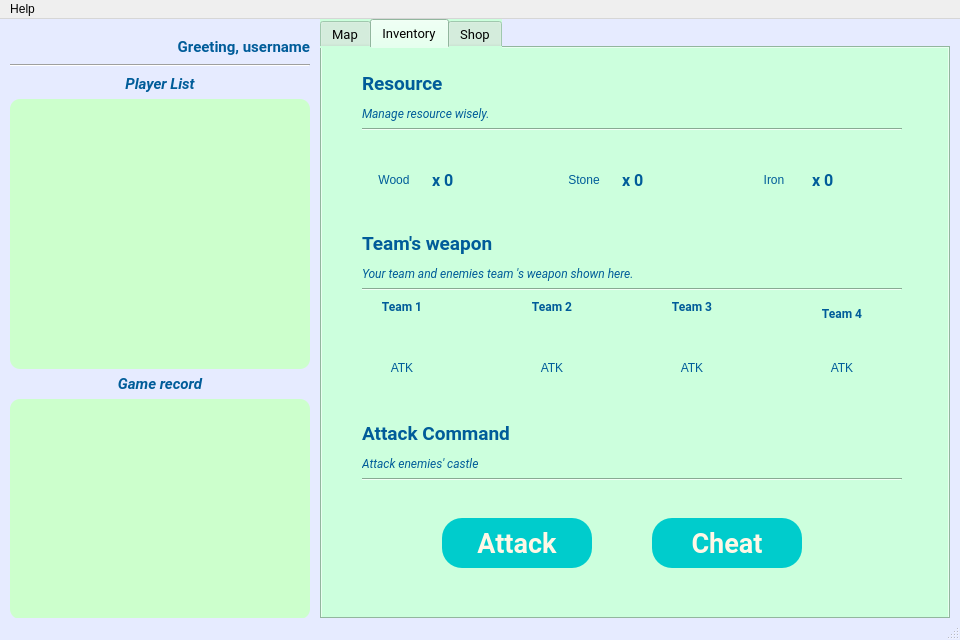
tinhphantrong0612/networkprogramming, file client/Client_UI/stagegame.ui: the form before one commit.
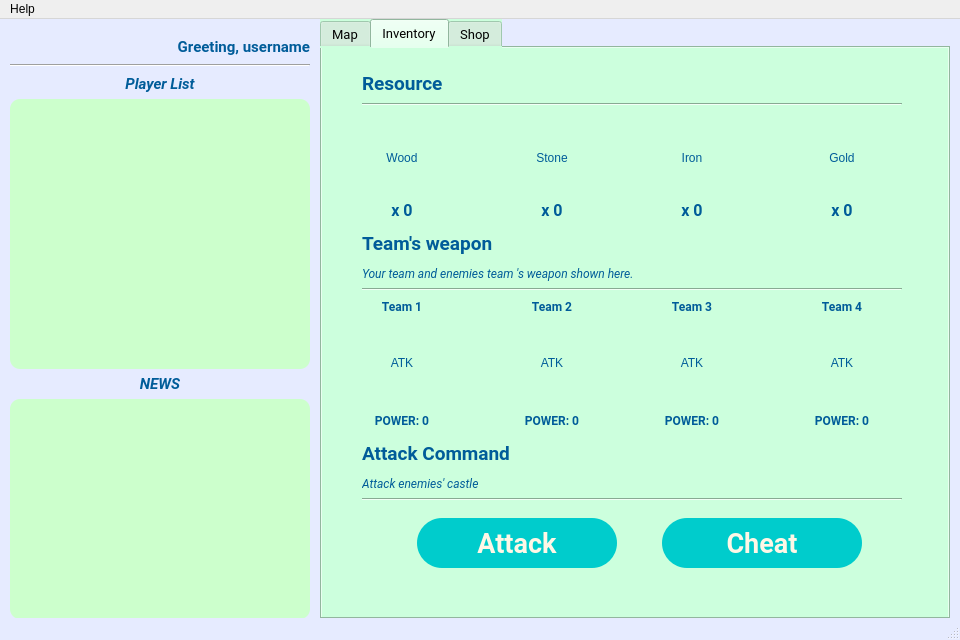
The form after the commit. The open tabs and pages were chosen to show the change.

Commit message: * UPDATE 2/7: </br>Add Server_HoangLong: sync and test "timely update" & "end game" function </br>Client prevents consecutive attack from a player with 30s interval </br>Fix some UI display </br>Current bugs: 0

```diff
--- a/client/Client_UI/stagegame.ui
+++ b/client/Client_UI/stagegame.ui
@@ -40,6 +40,11 @@
         background-color: #000066;
 }
 
+QPushButton:disabled {
+        color: #ffff66;
+        background-color: #ffff66;
+}
+
 QLineEdit {
         background-color: #b3ecff;
         border-radius: 15;
@@ -126,6 +131,10 @@
         background-color: #000066;
 }
 
+QPushButton: disabled {
+		background-color:#ff6666;
+}
+
 QWidget#mapTabPage {
         background-image:
 }</string>
@@ -967,26 +976,6 @@
        <string>Team's weapon</string>
       </property>
      </widget>
-     <widget class="QLabel" name="miniText2_1">
-      <property name="geometry">
-       <rect>
-        <x>40</x>
-        <y>50</y>
-        <width>451</width>
-        <height>30</height>
-       </rect>
-      </property>
-      <property name="font">
-       <font>
-        <family>Roboto</family>
-        <pointsize>9</pointsize>
-        <italic>true</italic>
-       </font>
-      </property>
-      <property name="text">
-       <string>Manage resource wisely. </string>
-      </property>
-     </widget>
      <widget class="QLabel" name="miniText2_2">
       <property name="geometry">
        <rect>
@@ -1011,7 +1000,7 @@
       <property name="geometry">
        <rect>
         <x>40</x>
-        <y>80</y>
+        <y>55</y>
         <width>540</width>
         <height>3</height>
        </rect>
@@ -1037,9 +1026,9 @@
       <property name="geometry">
        <rect>
         <x>40</x>
-        <y>100</y>
-        <width>64</width>
-        <height>64</height>
+        <y>70</y>
+        <width>80</width>
+        <height>80</height>
        </rect>
       </property>
       <property name="styleSheet">
@@ -1055,10 +1044,10 @@
      <widget class="QLabel" name="imgStone">
       <property name="geometry">
        <rect>
-        <x>230</x>
-        <y>100</y>
-        <width>64</width>
-        <height>64</height>
+        <x>190</x>
+        <y>70</y>
+        <width>80</width>
+        <height>80</height>
        </rect>
       </property>
       <property name="styleSheet">
@@ -1074,10 +1063,10 @@
      <widget class="QLabel" name="imgIron">
       <property name="geometry">
        <rect>
-        <x>420</x>
-        <y>100</y>
-        <width>64</width>
-        <height>64</height>
+        <x>330</x>
+        <y>70</y>
+        <width>80</width>
+        <height>80</height>
        </rect>
       </property>
       <property name="styleSheet">
@@ -1093,8 +1082,8 @@
      <widget class="QLabel" name="labelWoodResource">
       <property name="geometry">
        <rect>
-        <x>110</x>
-        <y>120</y>
+        <x>30</x>
+        <y>150</y>
         <width>100</width>
         <height>25</height>
        </rect>
@@ -1110,12 +1099,15 @@
       <property name="text">
        <string>x 0</string>
       </property>
+      <property name="alignment">
+       <set>Qt::AlignCenter</set>
+      </property>
      </widget>
      <widget class="QLabel" name="labelStoneResource">
       <property name="geometry">
        <rect>
-        <x>300</x>
-        <y>120</y>
+        <x>180</x>
+        <y>150</y>
         <width>100</width>
         <height>25</height>
        </rect>
@@ -1131,12 +1123,15 @@
       <property name="text">
        <string>x 0</string>
       </property>
+      <property name="alignment">
+       <set>Qt::AlignCenter</set>
+      </property>
      </widget>
      <widget class="QLabel" name="labelIronResource">
       <property name="geometry">
        <rect>
-        <x>490</x>
-        <y>120</y>
+        <x>320</x>
+        <y>150</y>
         <width>100</width>
         <height>25</height>
        </rect>
@@ -1152,12 +1147,15 @@
       <property name="text">
        <string>x 0</string>
       </property>
+      <property name="alignment">
+       <set>Qt::AlignCenter</set>
+      </property>
      </widget>
      <widget class="QLabel" name="equipment_atk_1">
       <property name="geometry">
        <rect>
         <x>40</x>
-        <y>280</y>
+        <y>275</y>
         <width>80</width>
         <height>80</height>
        </rect>
@@ -1173,7 +1171,7 @@
       <property name="geometry">
        <rect>
         <x>190</x>
-        <y>280</y>
+        <y>275</y>
         <width>80</width>
         <height>80</height>
        </rect>
@@ -1189,7 +1187,7 @@
       <property name="geometry">
        <rect>
         <x>330</x>
-        <y>280</y>
+        <y>275</y>
         <width>80</width>
         <height>80</height>
        </rect>
@@ -1205,7 +1203,7 @@
       <property name="geometry">
        <rect>
         <x>480</x>
-        <y>280</y>
+        <y>275</y>
         <width>80</width>
         <height>80</height>
        </rect>
@@ -1218,11 +1216,14 @@
       </property>
      </widget>
      <widget class="QPushButton" name="buttonAttack">
+      <property name="enabled">
+       <bool>true</bool>
+      </property>
       <property name="geometry">
        <rect>
-        <x>120</x>
+        <x>95</x>
         <y>470</y>
-        <width>150</width>
+        <width>200</width>
         <height>50</height>
        </rect>
       </property>
@@ -1236,31 +1237,20 @@
        </font>
       </property>
       <property name="styleSheet">
-       <string notr="true">QPushButton {
-        background-color: #00cccc;
-        color: #fff7e6 ;
-        border-radius: 20;
-}
-
-QPushButton:hover {
-        color: #fff7e6 ;
-        background-color: #002e4d;
-}
-
-QPushButton:pressed {
-        color: #fff7e6 ;
-        background-color: #000066;
-}</string>
+       <string notr="true"/>
       </property>
       <property name="text">
        <string>Attack</string>
       </property>
+      <property name="checkable">
+       <bool>false</bool>
+      </property>
      </widget>
      <widget class="QLabel" name="text2_4">
       <property name="geometry">
        <rect>
         <x>40</x>
-        <y>370</y>
+        <y>390</y>
         <width>301</width>
         <height>30</height>
        </rect>
@@ -1281,7 +1271,7 @@
       <property name="geometry">
        <rect>
         <x>40</x>
-        <y>400</y>
+        <y>420</y>
         <width>450</width>
         <height>30</height>
        </rect>
@@ -1301,7 +1291,7 @@
       <property name="geometry">
        <rect>
         <x>40</x>
-        <y>430</y>
+        <y>450</y>
         <width>540</width>
         <height>3</height>
        </rect>
@@ -1313,9 +1303,9 @@
      <widget class="QPushButton" name="buttonCheat">
       <property name="geometry">
        <rect>
-        <x>330</x>
+        <x>340</x>
         <y>470</y>
-        <width>150</width>
+        <width>200</width>
         <height>50</height>
        </rect>
       </property>
@@ -1329,21 +1319,7 @@
        </font>
       </property>
       <property name="styleSheet">
-       <string notr="true">QPushButton {
-        background-color: #00cccc;
-        color: #fff7e6 ;
-        border-radius: 20;
-}
-
-QPushButton:hover {
-        color: #fff7e6 ;
-        background-color: #002e4d;
-}
-
-QPushButton:pressed {
-        color: #fff7e6 ;
-        background-color: #000066;
-}</string>
+       <string notr="true"/>
       </property>
       <property name="text">
        <string>Cheat</string>
@@ -1378,7 +1354,7 @@
       <property name="geometry">
        <rect>
         <x>495</x>
-        <y>250</y>
+        <y>243</y>
         <width>50</width>
         <height>30</height>
        </rect>
@@ -1449,6 +1425,149 @@
        <set>Qt::AlignCenter</set>
       </property>
      </widget>
+     <widget class="QLabel" name="labelAtk_team1">
+      <property name="geometry">
+       <rect>
+        <x>30</x>
+        <y>360</y>
+        <width>100</width>
+        <height>25</height>
+       </rect>
+      </property>
+      <property name="font">
+       <font>
+        <family>Roboto</family>
+        <pointsize>9</pointsize>
+        <weight>75</weight>
+        <italic>false</italic>
+        <bold>true</bold>
+       </font>
+      </property>
+      <property name="text">
+       <string>POWER: 0</string>
+      </property>
+      <property name="alignment">
+       <set>Qt::AlignCenter</set>
+      </property>
+     </widget>
+     <widget class="QLabel" name="labelAtk_team2">
+      <property name="geometry">
+       <rect>
+        <x>180</x>
+        <y>360</y>
+        <width>100</width>
+        <height>25</height>
+       </rect>
+      </property>
+      <property name="font">
+       <font>
+        <family>Roboto</family>
+        <pointsize>9</pointsize>
+        <weight>75</weight>
+        <italic>false</italic>
+        <bold>true</bold>
+       </font>
+      </property>
+      <property name="text">
+       <string>POWER: 0</string>
+      </property>
+      <property name="alignment">
+       <set>Qt::AlignCenter</set>
+      </property>
+     </widget>
+     <widget class="QLabel" name="labelAtk_team3">
+      <property name="geometry">
+       <rect>
+        <x>320</x>
+        <y>360</y>
+        <width>100</width>
+        <height>25</height>
+       </rect>
+      </property>
+      <property name="font">
+       <font>
+        <family>Roboto</family>
+        <pointsize>9</pointsize>
+        <weight>75</weight>
+        <italic>false</italic>
+        <bold>true</bold>
+       </font>
+      </property>
+      <property name="text">
+       <string>POWER: 0</string>
+      </property>
+      <property name="alignment">
+       <set>Qt::AlignCenter</set>
+      </property>
+     </widget>
+     <widget class="QLabel" name="labelAtk_team4">
+      <property name="geometry">
+       <rect>
+        <x>470</x>
+        <y>360</y>
+        <width>100</width>
+        <height>25</height>
+       </rect>
+      </property>
+      <property name="font">
+       <font>
+        <family>Roboto</family>
+        <pointsize>9</pointsize>
+        <weight>75</weight>
+        <italic>false</italic>
+        <bold>true</bold>
+       </font>
+      </property>
+      <property name="text">
+       <string>POWER: 0</string>
+      </property>
+      <property name="alignment">
+       <set>Qt::AlignCenter</set>
+      </property>
+     </widget>
+     <widget class="QLabel" name="imgGold">
+      <property name="geometry">
+       <rect>
+        <x>480</x>
+        <y>70</y>
+        <width>80</width>
+        <height>80</height>
+       </rect>
+      </property>
+      <property name="styleSheet">
+       <string notr="true"/>
+      </property>
+      <property name="text">
+       <string>Gold</string>
+      </property>
+      <property name="alignment">
+       <set>Qt::AlignCenter</set>
+      </property>
+     </widget>
+     <widget class="QLabel" name="labelGoldResource">
+      <property name="geometry">
+       <rect>
+        <x>470</x>
+        <y>150</y>
+        <width>100</width>
+        <height>25</height>
+       </rect>
+      </property>
+      <property name="font">
+       <font>
+        <family>Roboto</family>
+        <pointsize>12</pointsize>
+        <weight>75</weight>
+        <bold>true</bold>
+       </font>
+      </property>
+      <property name="text">
+       <string>x 0</string>
+      </property>
+      <property name="alignment">
+       <set>Qt::AlignCenter</set>
+      </property>
+     </widget>
     </widget>
     <widget class="QWidget" name="shopTabPage">
      <attribute name="title">
@@ -2135,7 +2254,7 @@
      </font>
     </property>
     <property name="text">
-     <string>Game record</string>
+     <string>NEWS</string>
     </property>
     <property name="alignment">
      <set>Qt::AlignCenter</set>
```
Left out of the diff: 7 changed lines with no effect on the pictures. The commit also changes 58 other files.
